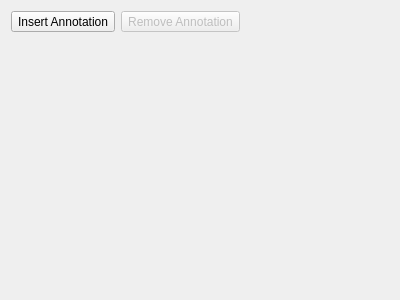
Before: the Qt Designer form plugins/textshape/dialogs/SimpleAnnotationWidget.ui in KDE/calligra, drawn with Qt 5.
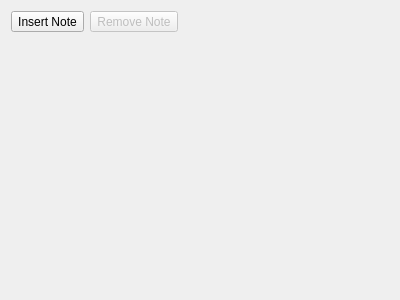
After: the same form once the commit is applied.

Commit message: Make the UI show "Notes" everywhere, not "Annotations"

Patch:
```diff
--- a/plugins/textshape/dialogs/SimpleAnnotationWidget.ui
+++ b/plugins/textshape/dialogs/SimpleAnnotationWidget.ui
@@ -17,7 +17,7 @@
    <item row="0" column="0">
     <widget class="QToolButton" name="insertAnnotation">
      <property name="text">
-      <string>Insert Annotation</string>
+      <string>Insert Note</string>
      </property>
     </widget>
    </item>
@@ -27,7 +27,7 @@
       <bool>false</bool>
      </property>
      <property name="text">
-      <string>Remove Annotation</string>
+      <string>Remove Note</string>
      </property>
     </widget>
    </item>
```
The commit also changes 2 other files.
